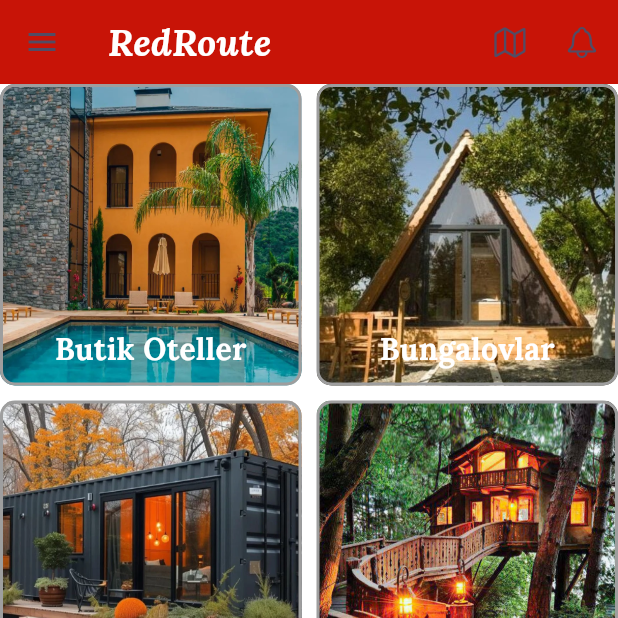
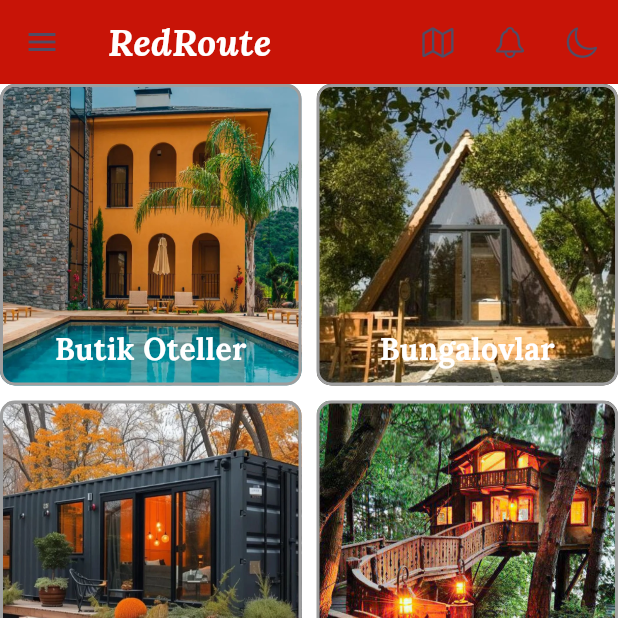
Before and after one commit to dilaradertli/RedRoute, a Flutter app: the HomeScreen screen opened by its route, on a phone screen of 412 x 824 dp, the top half of it. Run offline on Flutter 3.47's test engine with Material 3 defaults, Android fonts, the phone set to English and light mode, and no system bars; our stand-ins replace go_router, google_fonts, lottie; missing offline and left inert: dotlottie_loader.

Commit message:
Update home_screen.dart
Ana ekran değişiklikleri yapıldı

```diff
--- a/lib/screens/home_screen.dart
+++ b/lib/screens/home_screen.dart
@@ -1,8 +1,11 @@
-// ana ekran
-
 import 'package:flutter/material.dart';
 import 'package:flutter/cupertino.dart';
 import 'package:go_router/go_router.dart';
+import 'package:provider/provider.dart';
+
+import '../core/constants.dart';
+import '../core/themes.dart';
+import '../widgets/bottom_menu.dart';
 
 class HomeScreen extends StatelessWidget {
   const HomeScreen({super.key});
@@ -11,7 +14,6 @@ class HomeScreen extends StatelessWidget {
   Widget build(BuildContext context) {
     return Scaffold(
       backgroundColor: Colors.white,
-      // AppBar
       appBar: AppBar(
         backgroundColor: const Color.fromARGB(255, 200, 20, 7),
         title: const Text(
@@ -31,19 +33,21 @@ class HomeScreen extends StatelessWidget {
             icon: const Icon(CupertinoIcons.bell),
             onPressed: () {},
           ),
+          IconButton(
+            icon: Icon(CupertinoIcons.moon),
+            onPressed: () {
+              context.read<ThemeProvider>().toggleTheme();
+            },
+          ),
         ],
       ),
-
-      // Drawer (Yan Menü)
       drawer: Drawer(
         backgroundColor: Colors.white,
         elevation: 0,
         child: Column(
           children: [
-            // Drawer Header
             Container(
               height: 200,
-              // color: Colors.blue,
               child: Column(
                 mainAxisAlignment: MainAxisAlignment.center,
                 children: [
@@ -56,7 +60,6 @@ class HomeScreen extends StatelessWidget {
                 ],
               ),
             ),
-            // Menü öğeleri
             ListTile(
               leading: const Icon(CupertinoIcons.home),
               title: const Text('Ana Sayfa'),
@@ -64,7 +67,6 @@ class HomeScreen extends StatelessWidget {
                 Navigator.pop(context);
               },
             ),
-
             ListTile(
               leading: const Icon(CupertinoIcons.search),
               title: const Text('History'),
@@ -81,16 +83,14 @@ class HomeScreen extends StatelessWidget {
             ),
             ListTile(
               leading: const Icon(CupertinoIcons.settings),
-              title: const Text('Ayarlar'),
+              title: const Text('Settings'),
               onTap: () {
-                Navigator.pop(context);
+                context.go("/settings");
               },
             ),
           ],
         ),
       ),
-
-      // Ana içerik
       body: Column(
         children: [
           Expanded(
@@ -275,8 +275,6 @@ class HomeScreen extends StatelessWidget {
           )
         ],
       ),
-
-      // Alt navigasyon çubuğu
       bottomNavigationBar: Container(
         height: 70,
         child: Row(
```
